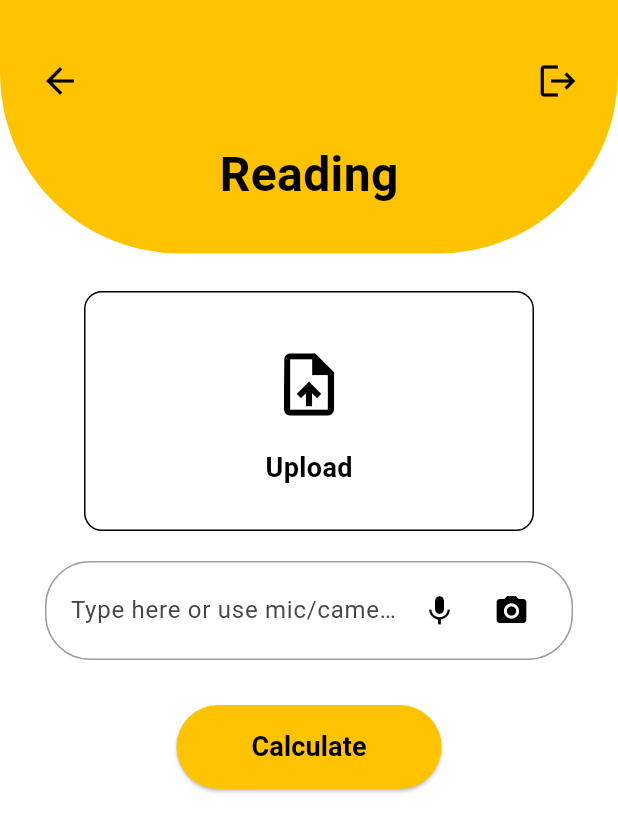
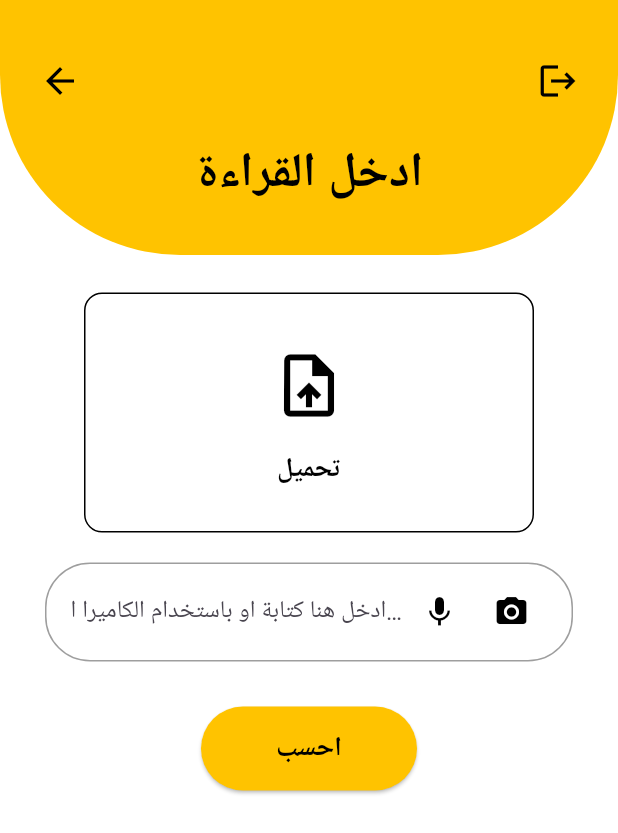
Before and after one commit to asmaa-sayed-mohammed/Graduation-Project, a Flutter app: the ReadingScreen screen opened directly, on a phone screen of 412 x 824 dp. Shown: the top 833 px of the screen. Run offline on Flutter 3.47's test engine with Material 3 defaults, Android fonts, the phone set to English and light mode, and no system bars; our stand-ins replace connectivity_plus, fl_chart, flutter_onboarding_slider, get, image_picker, speech_to_text and 1 more; missing offline and left inert: google_mlkit_text_recognition; accounts and stored records are empty; statements that could not run were skipped; project files that could hold a hidden picture were left out.

Commit message:
change language of reading screen

```diff
--- a/lib/view/reading_screen.dart
+++ b/lib/view/reading_screen.dart
@@ -83,7 +83,7 @@ class ReadingScreen extends StatelessWidget{
                           ),
                           const SizedBox(height: 15),
                           Text(
-                            'Reading',
+                            'ادخل القراءة',
                             style: TextStyle(
                               color: AppColor.black,
                               fontSize: 32,
@@ -130,7 +130,7 @@ class ReadingScreen extends StatelessWidget{
                                   ),
                                   SizedBox(height: 10),
                                   Text(
-                                    'Upload',
+                                    'تحميل',
                                     style: TextStyle(
                                       color: Colors.black,
                                       fontSize: 18,
@@ -162,7 +162,7 @@ class ReadingScreen extends StatelessWidget{
                             child: TextField(
                               cursorColor: AppColor.black,
                               decoration: InputDecoration(
-                                hintText: 'Type here or use mic/camera...',
+                                hintText: 'ادخل هنا كتابة او باستخدام الكاميرا او الميكروفون',
                                 border: InputBorder.none,
                                 // suffixText: 'kWh',
                               ),
@@ -198,7 +198,7 @@ class ReadingScreen extends StatelessWidget{
                         // controller.processInput();
                       },
                       child: Text(
-                        'Calculate',
+                        'احسب',
                         style: TextStyle(
                           color: AppColor.black,
                           fontSize: 18,
```
